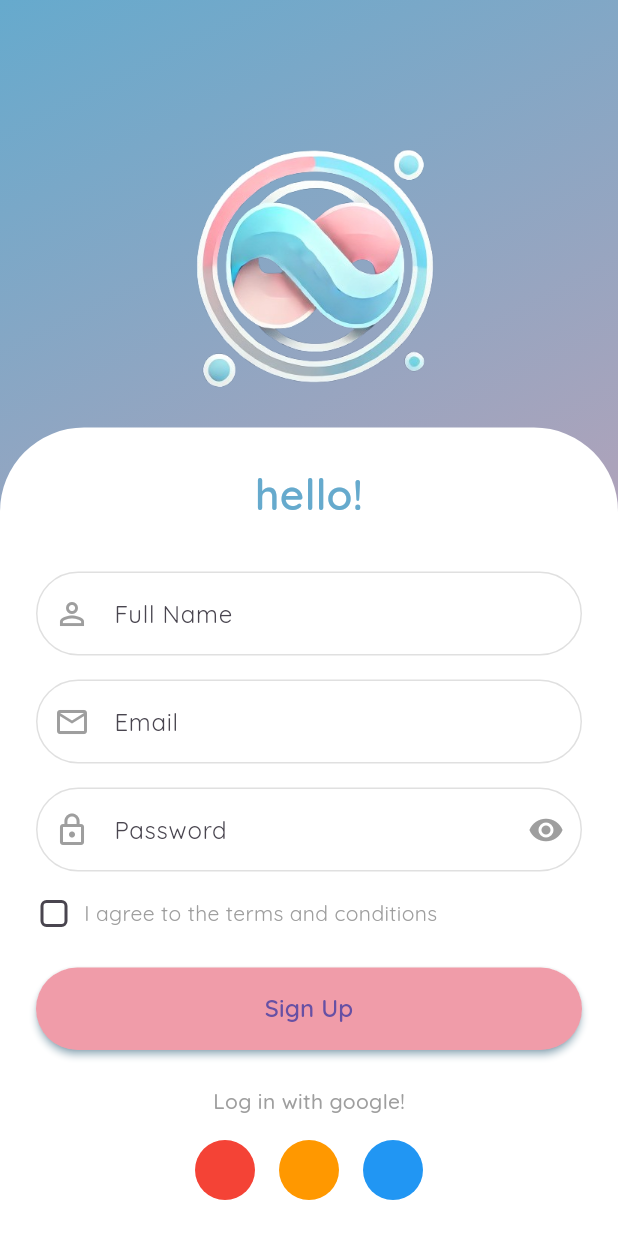
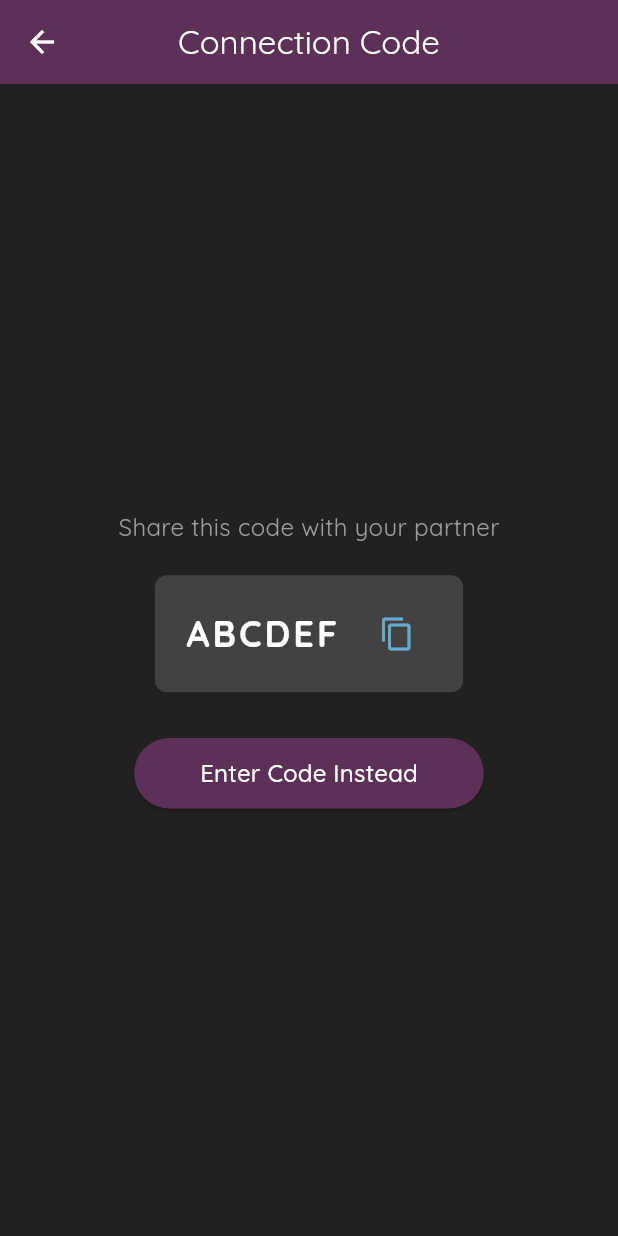
Before and after one commit to ayruvedaAvi/afini, a Flutter app: the SignupScreen screen opened by its route, after a tap on "Sign Up", on a phone screen of 412 x 824 dp. Run offline on Flutter 3.47's test engine with Material 3 defaults, Android fonts, the phone set to English and light mode, and no system bars; our stand-ins replace dio, equatable, flutter_bloc, flutter_secure_storage, get_it, go_router and 4 more; accounts and stored records are empty.

Commit message:
added a code screen to either copy the code or to enter the code

```diff
--- a/lib/core/app_router.dart
+++ b/lib/core/app_router.dart
@@ -2,6 +2,7 @@ import 'package:flutter_bloc/flutter_bloc.dart';
 import 'package:go_router/go_router.dart';
 
 import '../presentation/cubits/auth/auth_cubit.dart';
+import '../presentation/screens/auth/code_screen.dart';
 import '../presentation/screens/auth/login_screen.dart';
 import '../presentation/screens/auth/signup_screen.dart';
 import '../presentation/screens/baseLayout/base_layout.dart';
@@ -44,6 +45,13 @@ final GoRouter appRouter = GoRouter(
     ),
 
     // Authenticated routes with bottom nav
+    GoRoute(
+      name: 'code-screen',
+      path: '/code-screen/:isCopyCode',
+      builder: (context, state) => CodeScreen(
+        isCopyCode: state.pathParameters['isCopyCode'] == 'true',
+      ),
+    ),
     ShellRoute(
       builder: (context, state, child) {
         return BaseLayout(
--- a/lib/domain/repository/auth_repo.dart
+++ b/lib/domain/repository/auth_repo.dart
@@ -3,6 +3,6 @@ import '../models/user.dart';
 abstract class AuthRepo {
   //login and register methods
   Future<User?> login(String email, String password);
-  Future<User?> register(String email, String password);
+  Future<User?> register({required User user});
   Future<void> logout();
 }
--- a/lib/presentation/cubits/auth/auth_cubit.dart
+++ b/lib/presentation/cubits/auth/auth_cubit.dart
@@ -1,3 +1,4 @@
+import 'package:affini/domain/models/user.dart';
 import 'package:flutter_bloc/flutter_bloc.dart';
 
 import '../../../domain/repository/auth_repo.dart';
@@ -36,18 +37,18 @@ class AuthCubit extends Cubit<AuthState> {
     }
   }
 
-  Future<void> register(String email, String password) async {
+  Future<void> register(User user) async {
     try {
       emit(state.copyWith(
         status: AuthStatus.loading,
         errorMessage: null,
       ));
 
-      final user = await _authRepo.register(email, password);
+      final registeredUser = await _authRepo.register(user: user);
 
       emit(state.copyWith(
         status: AuthStatus.authenticated,
-        user: user,
+        user: registeredUser,
       ));
     } catch (e) {
       emit(state.copyWith(
--- /dev/null
+++ b/lib/presentation/screens/auth/code_screen.dart
@@ -0,0 +1,263 @@
+import 'package:flutter/material.dart';
+import 'package:flutter/services.dart';
+import 'package:pin_code_fields/pin_code_fields.dart';
+
+import '../../themes/colors.dart';
+
+class CodeScreen extends StatefulWidget {
+  final bool isCopyCode;
+  const CodeScreen({super.key, required this.isCopyCode});
+
+  @override
+  CodeScreenState createState() => CodeScreenState();
+}
+
+class CodeScreenState extends State<CodeScreen> {
+  bool isCopyCode = false;
+  final TextEditingController _codeController = TextEditingController();
+  String _currentCode = "";
+  bool _isValidCode = false;
+  bool _showInputField = false;
+  String _generatedCode =
+      ""; // To store the generated code when isCopyCode is true
+
+  @override
+  void dispose() {
+    _codeController.clear();
+    super.dispose();
+  }
+
+  @override
+  void initState() {
+    super.initState();
+    isCopyCode = widget.isCopyCode;
+
+    // Generate a random 6-character code if isCopyCode is true
+    if (isCopyCode) {
+      // This is a simplified example - in a real app, you might want to generate this more securely
+      const chars = 'ABCDEFGHIJKLMNOPQRSTUVWXYZ0123456789';
+      _generatedCode = List.generate(
+          6,
+          (index) => chars[
+              DateTime.now().millisecondsSinceEpoch % chars.length +
+                  index % chars.length]).join();
+    }
+  }
+
+  void _validateCode(String code) {
+    // Check if the code is exactly 6 characters and contains only uppercase letters and numbers
+    final RegExp regExp = RegExp(r'^[A-Z0-9]{6}$');
+    setState(() {
+      _isValidCode = regExp.hasMatch(code);
+    });
+  }
+
+  void _copyCodeToClipboard() {
+    Clipboard.setData(ClipboardData(text: _generatedCode));
+    ScaffoldMessenger.of(context).showSnackBar(
+      const SnackBar(
+        content: Text('Code copied to clipboard'),
+        backgroundColor: Colors.green,
+      ),
+    );
+  }
+
+  Widget _buildCodeCopyView() {
+    return Center(
+      child: Column(
+        mainAxisAlignment: MainAxisAlignment.center,
+        crossAxisAlignment: CrossAxisAlignment.center,
+        children: [
+          const Text(
+            'Share this code with your partner',
+            style: TextStyle(
+              fontSize: 16,
+              color: Colors.grey,
+            ),
+          ),
+          const SizedBox(height: 20),
+          Container(
+            padding: const EdgeInsets.symmetric(horizontal: 20, vertical: 15),
+            decoration: BoxDecoration(
+              color: Colors.grey[800],
+              borderRadius: BorderRadius.circular(8),
+            ),
+            child: Row(
+              mainAxisSize: MainAxisSize.min,
+              children: [
+                Text(
+                  _generatedCode,
+                  style: const TextStyle(
+                    fontSize: 24,
+                    fontWeight: FontWeight.bold,
+                    color: Colors.white,
+                    letterSpacing: 2,
+                  ),
+                ),
+                const SizedBox(width: 15),
+                IconButton(
+                  icon: const Icon(Icons.copy, color: cPrimaryDark),
+                  onPressed: _copyCodeToClipboard,
+                ),
+              ],
+            ),
+          ),
+          const SizedBox(height: 30),
+          ElevatedButton(
+            style: ElevatedButton.styleFrom(
+              backgroundColor: cButtonDark,
+              foregroundColor: Colors.white,
+            ),
+            onPressed: () {
+              setState(() {
+                _showInputField = true;
+              });
+            },
+            child: const Padding(
+              padding: EdgeInsets.symmetric(horizontal: 20, vertical: 12),
+              child: Text(
+                'Enter Code Instead',
+                style: TextStyle(fontSize: 16),
+              ),
+            ),
+          ),
+        ],
+      ),
+    );
+  }
+
+  Widget _buildCodeInputView() {
+    return Column(
+      children: [
+        const Text(
+          'Enter 6-digit connection code sent to your partner',
+          textAlign: TextAlign.center,
+          style: TextStyle(
+            fontSize: 18,
+            fontWeight: FontWeight.bold,
+            color: Colors.white,
+          ),
+        ),
+        const SizedBox(height: 8),
+        const Text(
+          'Code contains uppercase letters and numbers',
+          style: TextStyle(
+            fontSize: 14,
+            color: Colors.grey,
+          ),
+        ),
+        const SizedBox(height: 30),
+        PinCodeTextField(
+          appContext: context,
+          length: 6,
+          controller: _codeController,
+          keyboardType: TextInputType.text,
+          textCapitalization: TextCapitalization.characters,
+          animationType: AnimationType.fade,
+          textStyle: const TextStyle(color: Colors.white),
+          pinTheme: PinTheme(
+            shape: PinCodeFieldShape.box,
+            borderRadius: BorderRadius.circular(8),
+            fieldHeight: 50,
+            fieldWidth: 45,
+            activeFillColor: Colors.grey[800],
+            inactiveFillColor: Colors.grey[800],
+            selectedFillColor: Colors.grey[700],
+            activeColor: cPrimaryDark,
+            inactiveColor: Colors.grey[600],
+            selectedColor: cPrimaryDark,
+          ),
+          enableActiveFill: true,
+          onChanged: (value) {
+            setState(() {
+              _currentCode = value;
+            });
+            _validateCode(value);
+          },
+          beforeTextPaste: (text) {
+            // Only allow uppercase letters and numbers
+            if (text != null) {
+              final cleanedText =
+                  text.toUpperCase().replaceAll(RegExp(r'[^A-Z0-9]'), '');
+              return cleanedText.length <= 6 ? true : false;
+            }
+            return false;
+          },
+          inputFormatters: [
+            // Transform lowercase to uppercase and filter out non-alphanumeric characters
+            UpperCaseTextFormatter(),
+            FilteringTextInputFormatter.allow(RegExp(r'[A-Z0-9]')),
+          ],
+        ),
+        const SizedBox(height: 30),
+        ElevatedButton(
+          style: ElevatedButton.styleFrom(
+            backgroundColor: cButtonDark,
+            foregroundColor: Colors.white,
+            disabledBackgroundColor: Colors.grey[800],
+            disabledForegroundColor: Colors.grey[600],
+          ),
+          onPressed: _isValidCode
+              ? () {
+                  // Handle the verification process
+                  ScaffoldMessenger.of(context).showSnackBar(
+                    SnackBar(
+                      content: Text('Verifying code: $_currentCode'),
+                      backgroundColor: Colors.blueAccent,
+                    ),
+                  );
+                }
+              : null,
+          child: const Padding(
+            padding: EdgeInsets.symmetric(horizontal: 30, vertical: 12),
+            child: Text(
+              'Verify',
+              style: TextStyle(fontSize: 16),
+            ),
+          ),
+        ),
+      ],
+    );
+  }
+
+  @override
+  Widget build(BuildContext context) {
+    return Scaffold(
+      backgroundColor: Colors.grey[900],
+      appBar: AppBar(
+        centerTitle: true,
+        automaticallyImplyLeading: true,
+        title: const Text('Connection Code'),
+        backgroundColor: cButtonDark,
+        foregroundColor: Colors.white,
+      ),
+      body: Padding(
+        padding: const EdgeInsets.all(20.0),
+        child: Column(
+          mainAxisAlignment: MainAxisAlignment.center,
+          crossAxisAlignment: CrossAxisAlignment.center,
+          children: [
+            if (isCopyCode && !_showInputField)
+              _buildCodeCopyView()
+            else
+              _buildCodeInputView(),
+          ],
+        ),
+      ),
+    );
+  }
+}
+
+// Custom formatter to convert input to uppercase
+class UpperCaseTextFormatter extends TextInputFormatter {
+  @override
+  TextEditingValue formatEditUpdate(
+    TextEditingValue oldValue,
+    TextEditingValue newValue,
+  ) {
+    return TextEditingValue(
+      text: newValue.text.toUpperCase(),
+      selection: newValue.selection,
+    );
+  }
+}
--- a/lib/presentation/screens/auth/signup_screen.dart
+++ b/lib/presentation/screens/auth/signup_screen.dart
@@ -1,4 +1,5 @@
 import 'package:flutter/material.dart';
+import 'package:go_router/go_router.dart';
 
 import '../../themes/colors.dart';
 import '../../widgets/custom_text_field.dart';
@@ -116,7 +117,11 @@ class SignupScreen extends StatelessWidget {
                       SizedBox(
                         width: double.infinity,
                         child: ElevatedButton(
-                          onPressed: () {},
+                          onPressed: () {
+                            context.pushNamed('code-screen', pathParameters: {
+                              'isCopyCode': 'true',
+                            });
+                          },
                           style: ElevatedButton.styleFrom(
                             backgroundColor: cSecondaryDark,
                             elevation: 2,
--- a/lib/presentation/screens/support/splash_screen.dart
+++ b/lib/presentation/screens/support/splash_screen.dart
@@ -35,8 +35,9 @@ class SplashScreenState extends State<SplashScreen>
           final refreshToken = await TokenStorage.getRefreshToken();
           if (refreshToken == null) {
             context.goNamed('get-started');
+            return;
           }
-          if (JwtDecoder.isExpired(refreshToken!)) {
+          if (JwtDecoder.isExpired(refreshToken)) {
             try {
               await RemAuthRepo().logout();
               context.goNamed('login');
--- a/lib/presentation/themes/colors.dart
+++ b/lib/presentation/themes/colors.dart
@@ -5,3 +5,4 @@ const cPrimaryLight = Color.fromARGB(255, 192, 243, 247);
 const cSecondaryDark = Color.fromARGB(255, 240, 156, 169);
 const cSecondaryLight = Color.fromARGB(255, 255, 212, 221);
 const cBottomNavBg = Color.fromARGB(255, 18, 0, 17);
+const cButtonDark = Color.fromARGB(255, 92, 48, 87);
--- a/pubspec.yaml
+++ b/pubspec.yaml
@@ -22,6 +22,7 @@ dependencies:
   google_nav_bar: ^5.0.7
   flutter_secure_storage: ^9.0.0
   jwt_decoder: ^2.0.1
+  pin_code_fields: ^8.0.1
 
 dev_dependencies:
   flutter_launcher_icons: ^0.14.3
```
Also changed, not shown: lib/data/respository/rem_auth_repo.dart (+26 -8 lines), pubspec.lock.
